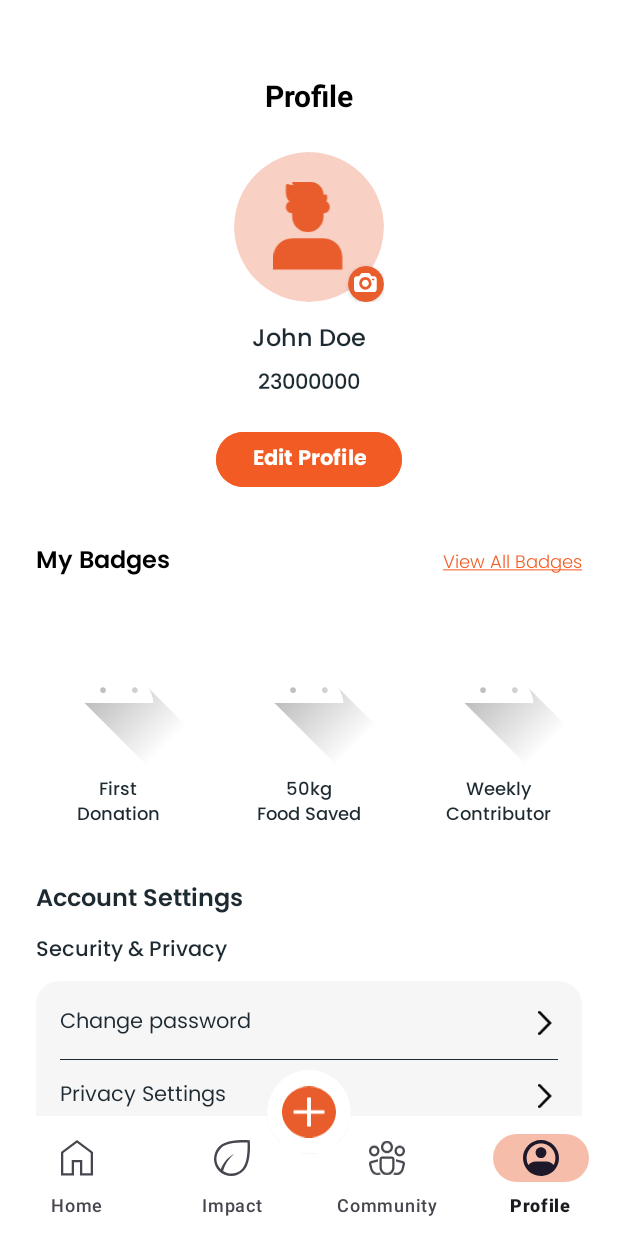
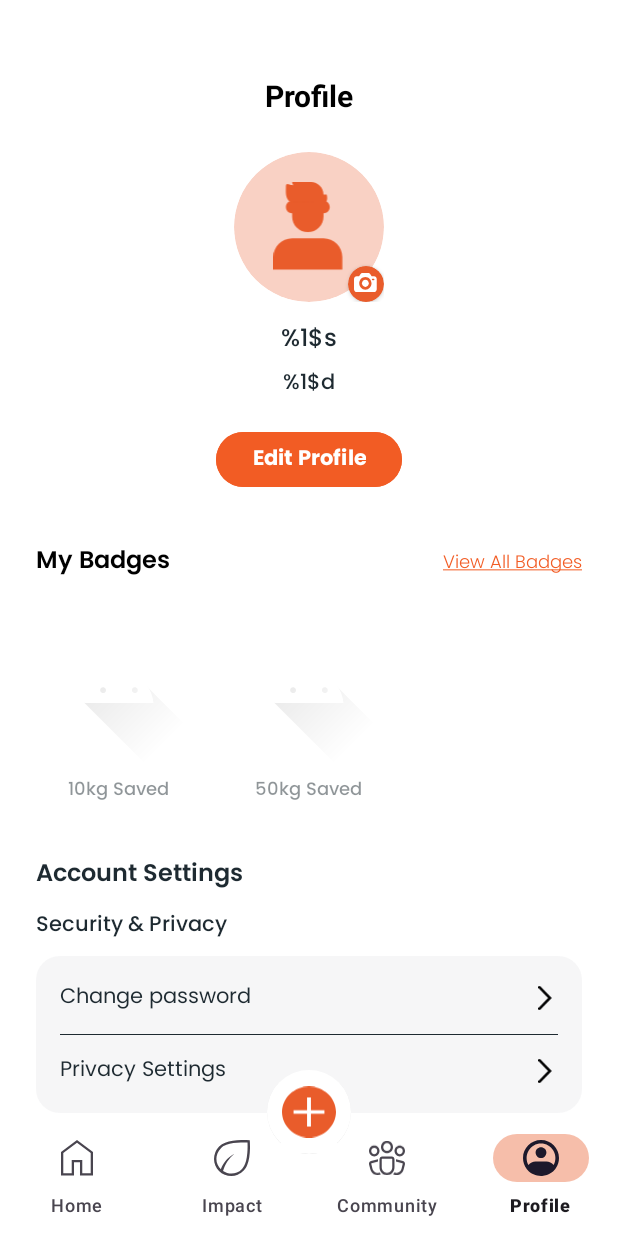
Before and after one commit to Jayden-Yong/FoodAid-MAD-Project, an Android app: the ProfileFragment screen opened through its navigation route, on a phone screen of 412 x 824 dp. Run offline under Robolectric (Android 15) with nearby library versions, the light colour scheme and no system bars; our stand-ins replace Firebase (no records; nobody signed in at launch, a user with empty details on screens opened directly), navigation-ui; libraries missing offline, so code that uses them is left out: org.osmdroid.api, org.osmdroid.config, org.osmdroid.util, org.osmdroid.views; 19 statements that could not run were skipped.

Commit message:
Phase 8: Profile Management
Goal: Display the user's identity and achievements.

1. Dependencies
Add: implementation("com.github.bumptech.glide:glide:4.16.0")
Add: implementation("com.google.firebase:firebase-storage")
2. Profile Picture Logic (
ProfileFragment.java
)
Initialize: FirebaseAuth, FirebaseFirestore, FirebaseStorage.
Image Picker:
Use ActivityResultLauncher<PickVisualMediaRequest> (Photo Picker) or Intent.ACTION_GET_CONTENT.
Trigger on profileImageContainer click.
Upload:
Path: profile_images/{uid}.jpg
On Success: Get Download URL.
Update Firestore: users/{uid}/photoUrl.
Update UI: Load with Glide.
3. Badge Logic
Refactor: Use com.example.foodaid_mad_project.Model.Badge instead of inner class.
Hardcoded Badges: Define the master list of badges (IDs: "badge_10kg", "badge_50kg", etc.) with their drawable resources.
Adapter Logic:
In
onBindViewHolder
: Check if user.getEarnedBadges() contains the badge ID.
If Yes: Show colored icon, Set alpha 1.0.
If No: Show gray/default icon, Set alpha 0.5.

```diff
--- a/app/build.gradle.kts
+++ b/app/build.gradle.kts
@@ -78,4 +78,6 @@ dependencies {
 
     // Add the dependencies for any other desired Firebase products
     // https://firebase.google.com/docs/android/setup#available-libraries
+    implementation("com.google.firebase:firebase-storage")
+    implementation("com.github.bumptech.glide:glide:4.16.0")
 }
--- a/app/src/main/java/com/example/foodaid_mad_project/ProfileFragments/ProfileFragment.java
+++ b/app/src/main/java/com/example/foodaid_mad_project/ProfileFragments/ProfileFragment.java
@@ -1,7 +1,12 @@
 package com.example.foodaid_mad_project.ProfileFragments;
 
+import static android.app.Activity.RESULT_OK;
+
 import android.content.Intent;
+import android.net.Uri;
 import android.os.Bundle;
+import android.provider.MediaStore;
+import android.util.Log;
 import android.view.LayoutInflater;
 import android.view.View;
 import android.view.ViewGroup;
@@ -10,84 +15,198 @@ import android.widget.ImageView;
 import android.widget.TextView;
 import android.widget.Toast;
 
+import androidx.activity.result.ActivityResultLauncher;
+import androidx.activity.result.PickVisualMediaRequest;
+import androidx.activity.result.contract.ActivityResultContracts;
 import androidx.annotation.NonNull;
 import androidx.annotation.Nullable;
 import androidx.fragment.app.Fragment;
 import androidx.recyclerview.widget.LinearLayoutManager;
 import androidx.recyclerview.widget.RecyclerView;
 
-import com.example.foodaid_mad_project.AuthActivity; // Ensure this matches your package
+import com.bumptech.glide.Glide;
+import com.example.foodaid_mad_project.AuthActivity;
+import com.example.foodaid_mad_project.Model.Badge;
 import com.example.foodaid_mad_project.R;
+import com.google.android.gms.auth.api.signin.GoogleSignIn;
+import com.google.android.gms.auth.api.signin.GoogleSignInClient;
+import com.google.android.gms.auth.api.signin.GoogleSignInOptions;
 import com.google.firebase.auth.FirebaseAuth;
+import com.google.firebase.auth.FirebaseUser;
+import com.google.firebase.firestore.FirebaseFirestore;
+import com.google.firebase.storage.FirebaseStorage;
+import com.google.firebase.storage.StorageReference;
 
 import java.util.ArrayList;
+import java.util.Arrays;
 import java.util.List;
 
 public class ProfileFragment extends Fragment {
 
     private RecyclerView badgesRecyclerView;
     private BadgeAdapter badgeAdapter;
-    private List<Badge> badgeList;
+    private List<Badge> allBadges; // Master list of badges
+    private List<String> userEarnedBadges = new ArrayList<>(); // IDs of badges user has earned
+
+    private ImageView ivProfile;
+    private TextView tvUserName, tvUserId;
+
+    private FirebaseAuth auth;
+    private FirebaseFirestore db;
+    private FirebaseStorage storage;
+    private GoogleSignInClient mGoogleSignInClient;
+
+    // Image Picker Launcher
+    private ActivityResultLauncher<PickVisualMediaRequest> pickMediaLauncher;
 
     @Nullable
     @Override
-    public View onCreateView(@NonNull LayoutInflater inflater, @Nullable ViewGroup container, @Nullable Bundle savedInstanceState) {
+    public View onCreateView(@NonNull LayoutInflater inflater, @Nullable ViewGroup container,
+            @Nullable Bundle savedInstanceState) {
         return inflater.inflate(R.layout.fragment_profile, container, false);
+    }
+
+    @Override
+    public void onCreate(@Nullable Bundle savedInstanceState) {
+        super.onCreate(savedInstanceState);
+
+        // Initialize Helpers
+        auth = FirebaseAuth.getInstance();
+        db = FirebaseFirestore.getInstance();
+        storage = FirebaseStorage.getInstance();
+
+        // Configure Google Sign In to support logout
+        GoogleSignInOptions gso = new GoogleSignInOptions.Builder(GoogleSignInOptions.DEFAULT_SIGN_IN)
+                .requestEmail()
+                .build();
+        mGoogleSignInClient = GoogleSignIn.getClient(requireActivity(), gso);
+
+        // Initialize Image Picker
+        pickMediaLauncher = registerForActivityResult(new ActivityResultContracts.PickVisualMedia(), uri -> {
+            if (uri != null) {
+                uploadImageToStorage(uri);
+            } else {
+                Log.d("Profile", "No media selected");
+            }
+        });
     }
 
     @Override
     public void onViewCreated(@NonNull View view, @Nullable Bundle savedInstanceState) {
         super.onViewCreated(view, savedInstanceState);
 
-        TextView tvUserName = view.findViewById(R.id.tvUserName);
-        tvUserName.setText(getString(R.string.String, "John Doe"));
-        TextView tvUserId = view.findViewById(R.id.tvUserId);
-        tvUserId.setText(getString(R.string.Matric_No, 23000000));
-
-
+        tvUserName = view.findViewById(R.id.tvUserName);
+        tvUserId = view.findViewById(R.id.tvUserId);
+        ivProfile = view.findViewById(R.id.ivProfile);
+        View profileImageContainer = view.findViewById(R.id.profileImageContainer);
         badgesRecyclerView = view.findViewById(R.id.badgesContainer);
 
-        // Initialize Mock Data
-        badgeList = new ArrayList<>();
-        badgeList.add(new Badge("First\nDonation", R.drawable.ic_launcher_foreground)); // Replace with actual badge drawables
-        badgeList.add(new Badge("50kg\nFood Saved", R.drawable.ic_launcher_foreground));
-        badgeList.add(new Badge("Weekly\nContributor", R.drawable.ic_launcher_foreground));
-        badgeList.add(new Badge("Community\nStar", R.drawable.ic_launcher_foreground));
+        setupBadges();
+        loadUserData();
 
-        // Initialize Adapter
-        badgeAdapter = new BadgeAdapter(badgeList);
+        // Profile Image Click -> Pick Image
+        profileImageContainer.setOnClickListener(v -> {
+            pickMediaLauncher.launch(new PickVisualMediaRequest.Builder()
+                    .setMediaType(ActivityResultContracts.PickVisualMedia.ImageOnly.INSTANCE)
+                    .build());
+        });
 
-        // Set Layout Manager to HORIZONTAL
-        LinearLayoutManager layoutManager = new LinearLayoutManager(getContext(), LinearLayoutManager.HORIZONTAL, false);
-        badgesRecyclerView.setLayoutManager(layoutManager);
-        badgesRecyclerView.setAdapter(badgeAdapter);
-
-        // 2. Setup Logout Button
+        // Logout
         Button btnLogout = view.findViewById(R.id.btnLogout);
         btnLogout.setOnClickListener(v -> {
-            FirebaseAuth.getInstance().signOut();
-
-            // Redirect to AuthActivity
+            auth.signOut();
+            mGoogleSignInClient.signOut();
             Intent intent = new Intent(getActivity(), AuthActivity.class);
             intent.setFlags(Intent.FLAG_ACTIVITY_NEW_TASK | Intent.FLAG_ACTIVITY_CLEAR_TASK);
             startActivity(intent);
         });
 
+        // Edit Profile (Placeholder or simple toast for now)
         Button btnEditProfile = view.findViewById(R.id.btnEditProfile);
-        btnEditProfile.setOnClickListener(v -> {
-            Toast.makeText(getContext(), "Edit Profile Clicked", Toast.LENGTH_SHORT).show();
-            // TODO: To Edit Profile
+        btnEditProfile.setOnClickListener(
+                v -> Toast.makeText(getContext(), "Profile editing coming soon!", Toast.LENGTH_SHORT).show());
+    }
+
+    private void setupBadges() {
+        // Master List of Badges
+        allBadges = new ArrayList<>();
+        allBadges.add(
+                new Badge("badge_10kg", "10kg Saved", "Saved 10kg of food", 10.0, R.drawable.ic_launcher_foreground));
+        allBadges.add(
+                new Badge("badge_50kg", "50kg Saved", "Saved 50kg of food", 50.0, R.drawable.ic_launcher_foreground));
+        // Add more master badges here matching IDs used in ImpactBodyFragment
+
+        badgeAdapter = new BadgeAdapter(allBadges);
+        LinearLayoutManager layoutManager = new LinearLayoutManager(getContext(), LinearLayoutManager.HORIZONTAL,
+                false);
+        badgesRecyclerView.setLayoutManager(layoutManager);
+        badgesRecyclerView.setAdapter(badgeAdapter);
+    }
+
+    private void loadUserData() {
+        FirebaseUser user = auth.getCurrentUser();
+        if (user == null)
+            return;
+
+        // Load specific user document
+        db.collection("users").document(user.getUid()).addSnapshotListener((snapshot, e) -> {
+            if (e != null) {
+                Log.e("Profile", "Listen failed.", e);
+                return;
+            }
+
+            if (snapshot != null && snapshot.exists()) {
+                String name = snapshot.getString("name");
+                if (name == null && user.getDisplayName() != null)
+                    name = user.getDisplayName();
+                if (name == null)
+                    name = "User";
+
+                String photoUrl = snapshot.getString("photoUrl");
+                if (photoUrl == null && user.getPhotoUrl() != null)
+                    photoUrl = user.getPhotoUrl().toString();
+
+                tvUserName.setText(name);
+                tvUserId.setText(user.getEmail()); // Or matric number if stored
+
+                if (photoUrl != null && !photoUrl.isEmpty()) {
+                    Glide.with(this).load(photoUrl).circleCrop().into(ivProfile);
+                }
+
+                // Load Badges
+                List<String> badges = (List<String>) snapshot.get("earnedBadges");
+                if (badges != null) {
+                    userEarnedBadges.clear();
+                    userEarnedBadges.addAll(badges);
+                    badgeAdapter.notifyDataSetChanged();
+                }
+            }
         });
     }
 
-    public static class Badge {
-        String title;
-        int imageResId;
+    private void uploadImageToStorage(Uri imageUri) {
+        if (auth.getCurrentUser() == null)
+            return;
+        Toast.makeText(getContext(), "Uploading...", Toast.LENGTH_SHORT).show();
 
-        public Badge(String title, int imageResId) {
-            this.title = title;
-            this.imageResId = imageResId;
-        }
+        String uid = auth.getCurrentUser().getUid();
+        StorageReference ref = storage.getReference().child("profile_images/" + uid + ".jpg");
+
+        ref.putFile(imageUri)
+                .addOnSuccessListener(taskSnapshot -> ref.getDownloadUrl().addOnSuccessListener(uri -> {
+                    updateProfileUrl(uri.toString());
+                }))
+                .addOnFailureListener(e -> Toast
+                        .makeText(getContext(), "Upload Failed: " + e.getMessage(), Toast.LENGTH_SHORT).show());
+    }
+
+    private void updateProfileUrl(String url) {
+        if (auth.getCurrentUser() == null)
+            return;
+        db.collection("users").document(auth.getCurrentUser().getUid())
+                .update("photoUrl", url)
+                .addOnSuccessListener(
+                        aVoid -> Toast.makeText(getContext(), "Profile Updated!", Toast.LENGTH_SHORT).show());
     }
 
     // -- Adapter --
@@ -102,8 +221,9 @@ public class ProfileFragment extends Fragment {
         @NonNull
         @Override
         public BadgeViewHolder onCreateViewHolder(@NonNull ViewGroup parent, int viewType) {
-            View view = LayoutInflater.from(parent.getContext()).inflate(R.layout.fragment_profile_badge, parent, false);
-
+            View view = LayoutInflater.from(parent.getContext()).inflate(R.layout.fragment_profile_badge, parent,
+                    false);
+            // Dynamic width logic
             int screenWidth = parent.getContext().getResources().getDisplayMetrics().widthPixels;
             float density = parent.getContext().getResources().getDisplayMetrics().density;
             int totalPadding = (int) (32 * density);
@@ -113,22 +233,28 @@ public class ProfileFragment extends Fragment {
                 layoutParams.width = itemWidth;
                 view.setLayoutParams(layoutParams);
             }
-
             return new BadgeViewHolder(view);
         }
 
         @Override
         public void onBindViewHolder(@NonNull BadgeViewHolder holder, int position) {
             Badge badge = badges.get(position);
-            holder.tvBadgeTitle.setText(badge.title);
-            holder.ivBadgeImage.setImageResource(badge.imageResId);
+            holder.tvBadgeTitle.setText(badge.getName()); // Use getters from Badge class
+            holder.ivBadgeImage.setImageResource(badge.getIconResId());
+
+            if (userEarnedBadges.contains(badge.getId())) {
+                // Unlocked
+                holder.ivBadgeImage.setAlpha(1.0f);
+                holder.tvBadgeTitle.setAlpha(1.0f);
+            } else {
+                // Locked
+                holder.ivBadgeImage.setAlpha(0.3f);
+                holder.tvBadgeTitle.setAlpha(0.5f);
+            }
         }
 
         @Override
         public int getItemCount() {
-            if (badges.size() > 3) {
-                return 3;
-            }
             return badges.size();
         }
 
```
